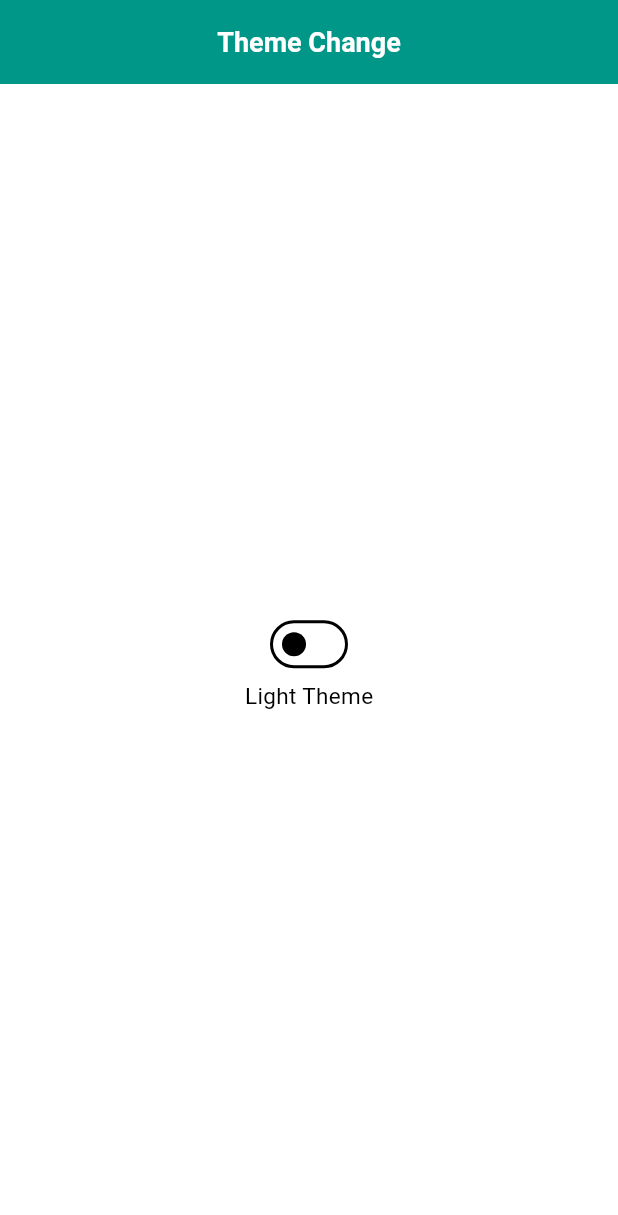
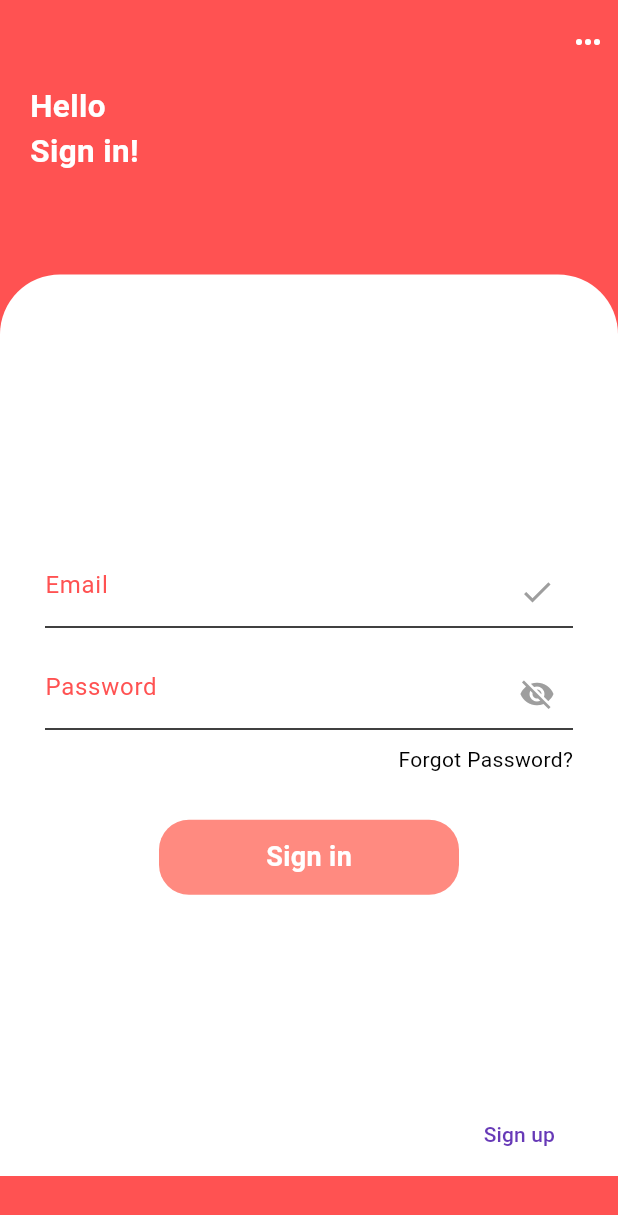
Before and after one commit to Malik399758/Testing_project, a Flutter app: the screen it shows after launch, on a phone screen of 412 x 824 dp. Shown: the top 1215 px of the screen. Run offline on Flutter 3.47's test engine with Material 3 defaults, Android fonts, the phone set to English and light mode, and no system bars.

Commit message:
sign in screen is done.

```diff
--- a/lib/main.dart
+++ b/lib/main.dart
@@ -1,6 +1,8 @@
 import 'package:flutter/material.dart';
 import 'package:provider/provider.dart';
 import 'package:testing_project/controllers/theme_provider/theme_provider.dart';
+import 'package:testing_project/views/auth_module/main_auth_screen.dart';
+import 'package:testing_project/views/auth_module/sign_in_screen1.dart';
 import 'package:testing_project/views/theme_module/theme_screen.dart';
 
 void main() {
@@ -30,7 +32,9 @@ class MyApp extends StatelessWidget {
             useMaterial3: true,
             brightness: provider.isDark ? Brightness.dark : Brightness.light
           ),
-          home: const ThemeScreen(),
+          home:SignInScreen1()
+          //MainAuthScreen()
+          // const ThemeScreen(),
         );
       },
     );
--- /dev/null
+++ b/lib/views/auth_module/main_auth_screen.dart
@@ -0,0 +1,18 @@
+
+import 'package:flutter/material.dart';
+
+class MainAuthScreen extends StatefulWidget {
+  const MainAuthScreen({super.key});
+
+  @override
+  State<MainAuthScreen> createState() => _MainAuthScreenState();
+}
+
+class _MainAuthScreenState extends State<MainAuthScreen> {
+  @override
+  Widget build(BuildContext context) {
+    return Scaffold(
+      backgroundColor: Colors.redAccent,
+    );
+  }
+}
--- /dev/null
+++ b/lib/views/auth_module/sign_in_screen1.dart
@@ -0,0 +1,113 @@
+
+import 'package:flutter/material.dart';
+
+class SignInScreen1 extends StatefulWidget {
+  const SignInScreen1({super.key});
+
+  @override
+  State<SignInScreen1> createState() => _SignInScreen1State();
+}
+
+class _SignInScreen1State extends State<SignInScreen1> {
+  @override
+  Widget build(BuildContext context) {
+    return Scaffold(
+      backgroundColor: Colors.redAccent,
+      appBar: AppBar(
+        elevation: 0,
+        backgroundColor: Colors.transparent,
+        actions: [
+          Padding(
+            padding: const EdgeInsets.all(8.0),
+            child: Icon(Icons.more_horiz,color: Colors.white,),
+          )
+        ],
+      ),
+      body: SingleChildScrollView(
+        child: Column(
+          children: [
+            Align(
+              alignment: Alignment.topLeft,
+                child: Padding(
+                  padding: const EdgeInsets.only(left: 20),
+                  child: Text('Hello\nSign in!',style: TextStyle(
+                    fontSize: 21,
+                    fontWeight: FontWeight.bold,
+                    color: Colors.white
+                  ),),
+                )),
+            SizedBox(height: 67,),
+            Container(
+              width: double.infinity,
+              height: 601,
+              decoration: BoxDecoration(
+                borderRadius: BorderRadius.only(
+                  topLeft: Radius.circular(40),
+                  topRight: Radius.circular(40)
+                ),
+                color: Colors.white
+              ),
+              child: Padding(
+                padding: const EdgeInsets.symmetric(horizontal: 30),
+                child: Stack(
+                  children: [
+                    Column(
+                      crossAxisAlignment: CrossAxisAlignment.start,
+                      mainAxisAlignment: MainAxisAlignment.center,
+                      children: [
+                        TextFormField(
+                          decoration: InputDecoration(
+                              suffixIcon: Icon(Icons.check,color: Colors.grey,),
+                              hintText: 'Email',
+                              hintStyle: TextStyle(color: Colors.redAccent)
+                          ),
+                        ),
+                        SizedBox(height: 20,),
+                        TextFormField(
+                          decoration: InputDecoration(
+                              hintStyle: TextStyle(color: Colors.redAccent),
+                              suffixIcon: Icon(Icons.visibility_off,color: Colors.grey,),
+                              hintText: 'Password'
+                          ),
+                        ),
+                        SizedBox(height: 10,),
+                        Align(
+                            alignment: Alignment.topRight,
+                            child: Text('Forgot Password?')),
+
+                        // Sign in button
+                        SizedBox(height: 30,),
+                        Center(
+                          child: Container(
+                            width: 200,
+                            height: 50,
+                            decoration: BoxDecoration(
+                                color: Colors.redAccent.shade100,
+                                borderRadius: BorderRadius.circular(20)
+                            ),
+                            child: Center(child: Text('Sign in',style: TextStyle(
+                                color: Colors.white,fontSize: 18,fontWeight: FontWeight.bold
+                            ),)),
+                          ),
+                        ),
+                        // sign up text button
+
+                      ],
+                    ),
+                    Positioned(
+                      bottom: 4,
+                      right: 0,
+                      child: TextButton(onPressed: (){},
+                          child: Text('Sign up')),
+                    )
+                  ],
+
+                ),
+              ),
+            ),
+          ],
+        ),
+      ),
+    );
+  }
+}
```
Also changed, not shown: lib/data_course/dart testing/competition_practice/competition.dart (renamed from lib/data_course/dart testing/competion_practice/competion.dart).
